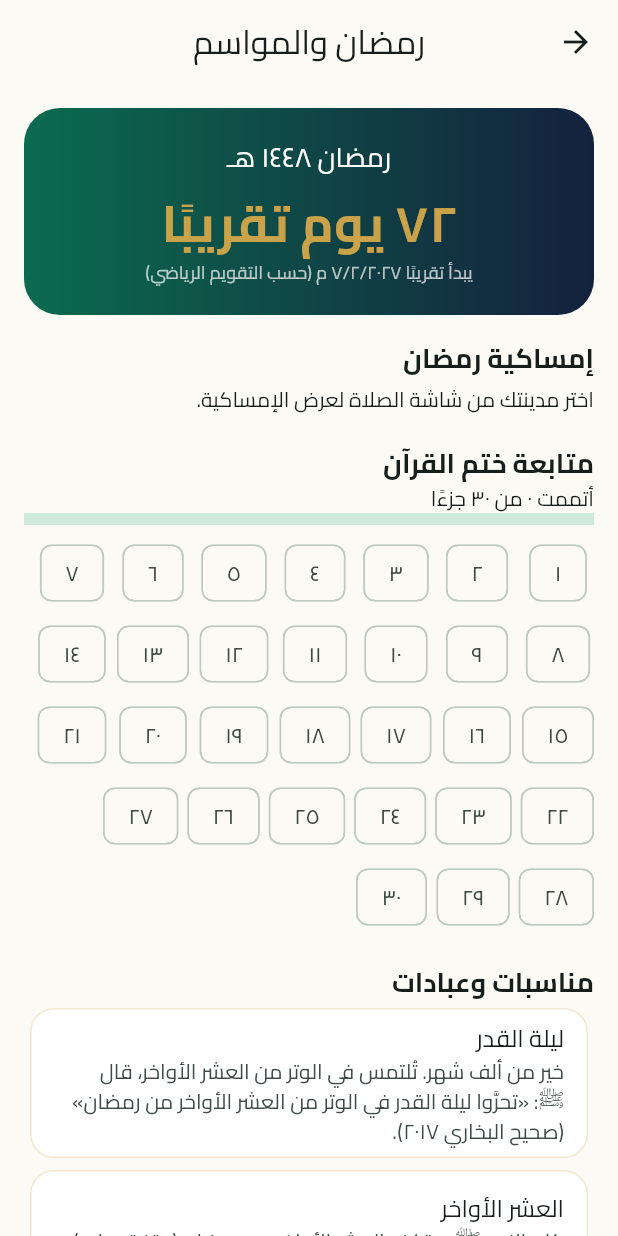
After one commit to ahmed-essam-88/islamic-life, a Flutter app: the RamadanScreen screen opened directly, on a phone screen of 412 x 824 dp. The commit adds this screen. Run offline on Flutter 3.47's test engine with Material 3 defaults, Android fonts, the phone set to English and light mode, and no system bars; our stand-ins replace adhan, flutter_compass, flutter_local_notifications, flutter_timezone, geolocator, hijri and 3 more; accounts and stored records are empty.

Commit message:
Ramadan, Seerah timeline, Fiqh sections

```diff
--- /dev/null
+++ b/lib/data/fiqh.dart
@@ -0,0 +1,86 @@
+class FiqhItem {
+  final String title, text, source;
+  const FiqhItem(this.title, this.text, this.source);
+}
+
+class FiqhTopic {
+  final String title;
+  final List<FiqhItem> items;
+  const FiqhTopic(this.title, this.items);
+}
+
+/// Where the madhhabs differ, the views are listed side by side and attributed.
+/// Not a fatwa. Not yet reviewed by a scholar.
+const fiqhTopics = <FiqhTopic>[
+  FiqhTopic('الطهارة والوضوء', [
+    FiqhItem('الماء الذي يُتطهَّر به', 'الماء الطهور هو الباقي على أصل خلقته. وإذا تغيّر أحد أوصافه (اللون أو الطعم أو الريح) بنجاسة صار نجسًا بالإجماع.', 'كتب الفقه المقارن (المغني لابن قدامة، باب المياه)'),
+    FiqhItem('النية في الوضوء', 'الجمهور (المالكية والشافعية والحنابلة) على أنها شرط أو ركن. والحنفية على أنها سنة وليست شرطًا لصحة الوضوء.', 'بداية المجتهد لابن رشد، كتاب الطهارة'),
+    FiqhItem('مسح الخفين', 'ثبت المسح على الخفين بالسنة المتواترة: للمقيم يوم وليلة وللمسافر ثلاثة أيام بلياليهن، بشرط لبسهما على طهارة.', 'صحيح مسلم (٢٧٦)، حديث علي رضي الله عنه'),
+  ]),
+  FiqhTopic('الغسل', [
+    FiqhItem('موجبات الغسل', 'الجنابة (خروج المني بشهوة أو الجماع)، والحيض، والنفاس، والموت للميت. وزاد بعض الفقهاء الإسلام لمن أسلم.', 'قال تعالى ﴿وَإِن كُنتُمْ جُنُبًا فَاطَّهَّرُوا﴾ [المائدة: ٦]'),
+    FiqhItem('صفته المجزئة', 'النية وتعميم البدن بالماء، ويدخل فيه المضمضة والاستنشاق عند الحنفية والحنابلة، وهما سنة عند المالكية والشافعية.', 'المغني، كتاب الطهارة، باب الغسل'),
+  ]),
+  FiqhTopic('التيمم', [
+    FiqhItem('متى يُشرع؟', 'عند عدم الماء أو العجز عن استعماله لمرض أو خوف ضرر. قال تعالى: ﴿فَلَمْ تَجِدُوا مَاءً فَتَيَمَّمُوا صَعِيدًا طَيِّبًا﴾ [المائدة: ٦].', 'سورة المائدة آية ٦، سورة النساء آية ٤٣'),
+    FiqhItem('صفته', 'ينوي، ويضرب بيديه على الصعيد الطيب (التراب أو ما في حكمه) ثم يمسح وجهه وكفيه. وعند الحنفية والشافعية ضربتان إلى المرفقين على المعتمد في مذهبيهما، وعند الحنابلة ضربة واحدة للوجه والكفين.', 'كتب الفقه المقارن، باب التيمم'),
+  ]),
+  FiqhTopic('الصلاة وشروطها وأركانها وسننها', [
+    FiqhItem('شروط الصلاة', 'الإسلام والعقل والتمييز، ودخول الوقت، والطهارة، وستر العورة، واستقبال القبلة، والنية.', 'الفقه الإسلامي وأدلته، وهبة الزحيلي'),
+    FiqhItem('أركان الصلاة', 'يتفق الفقهاء على: القيام للقادر، وتكبيرة الإحرام، والركوع، والسجود، والقعود الأخير. ويختلفون في بعض الأركان والواجبات، مثل قراءة الفاتحة (ركن عند الجمهور، وواجبة عند الحنفية) والتسليم.', 'بداية المجتهد، كتاب الصلاة'),
+    FiqhItem('السنن', 'مثل: رفع اليدين عند التكبير، ودعاء الاستفتاح، والتعوذ، والتأمين، وقراءة سورة بعد الفاتحة، وتسبيحات الركوع والسجود، والتورك أو الافتراش في التشهد على خلاف في الصفة.', 'كتب الفقه، باب سنن الصلاة'),
+    FiqhItem('سجود السهو', 'يُشرع لمن زاد في الصلاة أو نقص أو شك. وموضعه قبل السلام أو بعده تختلف فيه المذاهب، والأمر فيه واسع.', 'متفق عليه من حديث ابن مسعود وأبي هريرة'),
+  ]),
+  FiqhTopic('صلاة الجماعة', [
+    FiqhItem('حكمها', 'للفقهاء ثلاثة أقوال: سنة مؤكدة (الحنفية والمالكية)، وفرض عين (الحنابلة)، وفرض كفاية (المعتمد عند الشافعية). والجميع متفقون على فضلها العظيم.', 'قال ﷺ: «صلاة الجماعة تفضل صلاة الفذ بسبع وعشرين درجة» (متفق عليه)'),
+  ]),
+  FiqhTopic('صلاة الجمعة', [
+    FiqhItem('حكمها', 'فرض عين على الرجل المسلم البالغ العاقل المقيم. قال تعالى: ﴿إِذَا نُودِيَ لِلصَّلَاةِ مِن يَوْمِ الْجُمُعَةِ فَاسْعَوْا إِلَىٰ ذِكْرِ اللَّهِ﴾ [الجمعة: ٩].', 'سورة الجمعة آية ٩'),
+    FiqhItem('صفتها', 'خطبتان ثم ركعتان جهرًا. واختلف الفقهاء في العدد الذي تنعقد به الجمعة، وفي شرط المسجد الجامع.', 'بداية المجتهد، كتاب الجمعة'),
+  ]),
+  FiqhTopic('صلاة العيد', [
+    FiqhItem('حكمها', 'واجبة عند الحنفية، وسنة مؤكدة عند المالكية والشافعية، وفرض كفاية عند الحنابلة.', 'كتب الفقه المقارن، باب صلاة العيدين'),
+    FiqhItem('صفتها', 'ركعتان بلا أذان ولا إقامة، مع تكبيرات زائدة: سبع في الأولى وخمس في الثانية عند الجمهور، وست زوائد (ثلاث في كل ركعة) عند الحنفية. ثم خطبة بعد الصلاة.', 'بداية المجتهد، كتاب العيدين'),
+  ]),
+  FiqhTopic('صلاة الجنازة', [
+    FiqhItem('حكمها', 'فرض كفاية إذا قام بها بعض المسلمين سقط الإثم عن الباقين.', 'متفق عليه في الجملة'),
+    FiqhItem('صفتها', 'أربع تكبيرات بلا ركوع ولا سجود: بعد الأولى الفاتحة (عند الشافعية والحنابلة) أو الثناء (عند الحنفية)، وبعد الثانية الصلاة على النبي ﷺ، وبعد الثالثة الدعاء للميت، وبعد الرابعة دعاء ثم التسليم.', 'المغني، كتاب الجنائز'),
+  ]),
+  FiqhTopic('الصيام', [
+    FiqhItem('ما يفطّر', 'الأكل والشرب عمدًا، والجماع، والقيء عمدًا، والحيض والنفاس. ومن أكل أو شرب ناسيًا فصومه صحيح.', 'صحيح البخاري (١٩٣٣)، صحيح مسلم (١١٥٥)'),
+    FiqhItem('مسائل معاصرة', 'مثل الحقن والتحاليل وقطرات العين والبخاخ فيها اجتهادات متأخرة، فيُرجَع فيها إلى دار الإفتاء أو مجمع الفقه الإسلامي.', 'قرارات مجمع الفقه الإسلامي'),
+  ]),
+  FiqhTopic('الزكاة', [
+    FiqhItem('الأموال الزكوية', 'الذهب والفضة والنقود وعروض التجارة والأنعام السائمة والزروع والثمار. وتجب بشرط النصاب والحول (عدا الزروع والثمار).', 'قال تعالى ﴿خُذْ مِنْ أَمْوَالِهِمْ صَدَقَةً﴾ [التوبة: ١٠٣]'),
+    FiqhItem('مصارفها', 'ثمانية: الفقراء، والمساكين، والعاملون عليها، والمؤلفة قلوبهم، وفي الرقاب، والغارمون، وفي سبيل الله، وابن السبيل.', 'سورة التوبة آية ٦٠'),
+  ]),
+  FiqhTopic('الحج والعمرة', [
+    FiqhItem('حكم الحج', 'فرض مرة في العمر على المستطيع. قال تعالى: ﴿وَلِلَّهِ عَلَى النَّاسِ حِجُّ الْبَيْتِ مَنِ اسْتَطَاعَ إِلَيْهِ سَبِيلًا﴾ [آل عمران: ٩٧].', 'سورة آل عمران آية ٩٧'),
+    FiqhItem('أركان الحج', 'الإحرام، والوقوف بعرفة، وطواف الإفاضة، والسعي بين الصفا والمروة (ركن عند الجمهور، وواجب عند الحنفية).', 'بداية المجتهد، كتاب الحج'),
+    FiqhItem('أعمال العمرة', 'الإحرام من الميقات، والطواف، والسعي، والحلق أو التقصير. وحكم العمرة: سنة عند الحنفية والمالكية، وواجبة عند الشافعية والحنابلة.', 'المغني، كتاب الحج'),
+  ]),
+  FiqhTopic('المعاملات المالية', [
+    FiqhItem('الأصل في البيع', 'الحلّ بالتراضي. قال تعالى: ﴿وَأَحَلَّ اللَّهُ الْبَيْعَ وَحَرَّمَ الرِّبَا﴾ [البقرة: ٢٧٥] و﴿إِلَّا أَن تَكُونَ تِجَارَةً عَن تَرَاضٍ مِّنكُمْ﴾ [النساء: ٢٩].', 'سورة البقرة آية ٢٧٥، سورة النساء آية ٢٩'),
+    FiqhItem('الغرر', 'نهى النبي ﷺ عن بيع الغرر، وهو ما فيه جهالة أو مخاطرة كبيرة في المبيع أو الثمن.', 'صحيح مسلم (١٥١٣)'),
+    FiqhItem('مسائل معاصرة', 'البنوك والتأمين والعملات الرقمية والأسهم فيها اجتهادات وقرارات مجامع فقهية، فلا تُؤخذ من ملخص، بل من دار الإفتاء أو عالم موثوق.', 'قرارات مجمع الفقه الإسلامي الدولي'),
+  ]),
+  FiqhTopic('أحكام الأسرة', [
+    FiqhItem('أركان الزواج', 'الرضا من الزوجين، والإيجاب والقبول، والمهر. واشترط الجمهور الولي وشاهدين. وللحنفية في الولي للمرأة البالغة قول مختلف.', 'بداية المجتهد، كتاب النكاح'),
+    FiqhItem('الطلاق', 'الطلاق المشروع طلقة واحدة في طهر لم يجامع فيه، قال تعالى: ﴿فَطَلِّقُوهُنَّ لِعِدَّتِهِنَّ﴾ [الطلاق: ١]. وللقانون المدني في بلدك أحكام تنظيمية يجب مراعاتها.', 'سورة الطلاق آية ١'),
+    FiqhItem('النفقة والمعاشرة', 'قال تعالى: ﴿وَعَاشِرُوهُنَّ بِالْمَعْرُوفِ﴾ [النساء: ١٩]، وعلى الزوج نفقة زوجته وأولاده بالمعروف.', 'سورة النساء آية ١٩'),
+  ]),
+  FiqhTopic('أحكام الطعام والشراب', [
+    FiqhItem('المحرمات المنصوص عليها', 'الميتة والدم ولحم الخنزير وما أُهِلّ لغير الله به. وكذلك الخمر.', 'سورة المائدة آية ٣، سورة المائدة آية ٩٠'),
+    FiqhItem('طعام أهل الكتاب', 'أُحِلّ طعام أهل الكتاب وذبائحهم بشروط. قال تعالى: ﴿وَطَعَامُ الَّذِينَ أُوتُوا الْكِتَابَ حِلٌّ لَّكُمْ﴾ [المائدة: ٥]. وفي تفاصيل الذبح الحديث وأحوال اللحوم المستوردة اختلاف معاصر.', 'سورة المائدة آية ٥'),
+  ]),
+  FiqhTopic('أحكام اللباس', [
+    FiqhItem('ستر العورة', 'عورة الرجل من السرة إلى الركبة عند الجمهور. وعورة المرأة جميع بدنها أمام الأجانب، واختلف الفقهاء في الوجه والكفين.', 'قال تعالى ﴿وَلْيَضْرِبْنَ بِخُمُرِهِنَّ عَلَىٰ جُيُوبِهِنَّ﴾ [النور: ٣١]'),
+    FiqhItem('الذهب والحرير للرجال', 'ثبت النهي عن لبس الرجال الذهب والحرير الخالص، وأُبيح للنساء.', 'سنن أبي داود، سنن الترمذي (حديث صحيح)'),
+    FiqhItem('إسبال الثياب', 'الإسبال للخيلاء حرام بالاتفاق. وبغير خيلاء: مكروه عند الجمهور، وحرام عند آخرين.', 'صحيح البخاري، كتاب اللباس'),
+  ]),
+  FiqhTopic('أحكام الحياة اليومية', [
+    FiqhItem('آداب الطعام', 'التسمية، والأكل باليمين، والأكل مما يليك. قال ﷺ لغلام: «سمِّ الله وكُلْ بيمينك وكُلْ مما يليك».', 'متفق عليه (صحيح البخاري ٥٣٧٦)'),
+    FiqhItem('بر الوالدين', 'قال تعالى: ﴿وَقَضَىٰ رَبُّكَ أَلَّا تَعْبُدُوا إِلَّا إِيَّاهُ وَبِالْوَالِدَيْنِ إِحْسَانًا﴾ [الإسراء: ٢٣].', 'سورة الإسراء آية ٢٣'),
+    FiqhItem('إفشاء السلام', 'قال ﷺ: «أفشوا السلام بينكم».', 'صحيح مسلم (٥٤)'),
+  ]),
+];
--- /dev/null
+++ b/lib/screens/ramadan_seerah.dart
@@ -0,0 +1,179 @@
+import 'package:flutter/material.dart';
+import 'package:hijri/hijri_calendar.dart';
+import '../data/prayer.dart';
+import '../data/store.dart';
+import '../theme.dart';
+
+class RamadanScreen extends StatefulWidget {
+  const RamadanScreen({super.key});
+  @override
+  State<RamadanScreen> createState() => _RamadanScreenState();
+}
+
+class _RamadanScreenState extends State<RamadanScreen> {
+  Place? _place;
+  bool _loading = true;
+  @override
+  void initState() {
+    super.initState();
+    resolvePlace().then((p) => mounted ? setState(() { _place = p; _loading = false; }) : null);
+  }
+
+  @override
+  Widget build(BuildContext context) {
+    final h = HijriCalendar.now();
+    final cal = HijriCalendar();
+    var y = h.hYear;
+    var start = cal.hijriToGregorian(y, 9, 1);
+    final len = cal.getDaysInMonth(y, 9);
+    final inRamadan = h.hMonth == 9;
+    if (!inRamadan && DateTime.now().isAfter(start.add(Duration(days: len)))) {
+      y++;
+      start = cal.hijriToGregorian(y, 9, 1);
+    }
+    final daysLeft = start.difference(DateTime.now()).inDays + 1;
+    return Scaffold(
+      appBar: AppBar(title: const Text('رمضان والمواسم')),
+      body: ListView(padding: const EdgeInsets.all(16), children: [
+        Container(
+          padding: const EdgeInsets.all(20),
+          decoration: BoxDecoration(
+            gradient: const LinearGradient(colors: [emerald, navy]),
+            borderRadius: BorderRadius.circular(24),
+          ),
+          child: Column(children: [
+            Text(inRamadan ? 'نحن في شهر رمضان ${ar(h.hYear)} هـ' : 'رمضان ${ar(y)} هـ', style: const TextStyle(color: Colors.white, fontSize: 18)),
+            const SizedBox(height: 6),
+            Text(inRamadan ? 'اليوم ${ar(h.hDay)} من رمضان' : '${ar(daysLeft)} يوم تقريبًا', style: const TextStyle(color: gold, fontSize: 34, fontWeight: FontWeight.bold)),
+            if (!inRamadan) Text('يبدأ تقريبًا ${ar(start.day)}/${ar(start.month)}/${ar(start.year)} م (حسب التقويم الرياضي)', style: const TextStyle(color: Colors.white70, fontSize: 12)),
+          ]),
+        ),
+        const SizedBox(height: 16),
+        const Text('إمساكية رمضان', style: TextStyle(fontSize: 18, fontWeight: FontWeight.bold)),
+        const SizedBox(height: 4),
+        if (_loading) const Center(child: CircularProgressIndicator())
+        else if (_place == null) const Text('اختر مدينتك من شاشة الصلاة لعرض الإمساكية.')
+        else ...[
+          Text('${_place!.name} - الإمساك عند الفجر والإفطار عند المغرب. التواريخ الميلادية تقديرية حتى تثبت الرؤية.', style: Theme.of(context).textTheme.bodySmall),
+          const SizedBox(height: 8),
+          Table(
+            border: TableBorder.all(color: gold.withValues(alpha: 0.3)),
+            children: [
+              TableRow(decoration: BoxDecoration(color: emerald.withValues(alpha: 0.12)), children: const [
+                Padding(padding: EdgeInsets.all(8), child: Text('اليوم', textAlign: TextAlign.center)),
+                Padding(padding: EdgeInsets.all(8), child: Text('التاريخ', textAlign: TextAlign.center)),
+                Padding(padding: EdgeInsets.all(8), child: Text('الإمساك (الفجر)', textAlign: TextAlign.center)),
+                Padding(padding: EdgeInsets.all(8), child: Text('الإفطار (المغرب)', textAlign: TextAlign.center)),
+              ]),
+              for (var d = 0; d < len; d++) () {
+                final day = start.add(Duration(days: d));
+                final t = timesFor(_place!, day);
+                final today = inRamadan && h.hDay == d + 1;
+                return TableRow(decoration: today ? BoxDecoration(color: gold.withValues(alpha: 0.25)) : null, children: [
+                  Padding(padding: const EdgeInsets.all(6), child: Text(ar(d + 1), textAlign: TextAlign.center)),
+                  Padding(padding: const EdgeInsets.all(6), child: Text('${ar(day.day)}/${ar(day.month)}', textAlign: TextAlign.center)),
+                  Padding(padding: const EdgeInsets.all(6), child: Text(hm(t.fajr), textAlign: TextAlign.center)),
+                  Padding(padding: const EdgeInsets.all(6), child: Text(hm(t.maghrib), textAlign: TextAlign.center)),
+                ]);
+              }(),
+            ],
+          ),
+        ],
+        const SizedBox(height: 20),
+        const Text('متابعة ختم القرآن', style: TextStyle(fontSize: 18, fontWeight: FontWeight.bold)),
+        ListenableBuilder(
+          listenable: Store.i,
+          builder: (c, _) {
+            final done = [for (var j = 1; j <= 30; j++) if (Store.i.favDhikr.contains('j:$j')) j];
+            return Column(crossAxisAlignment: CrossAxisAlignment.start, children: [
+              Text('أتممت ${ar(done.length)} من ٣٠ جزءًا'),
+              LinearProgressIndicator(value: done.length / 30, minHeight: 8),
+              const SizedBox(height: 8),
+              Wrap(spacing: 6, runSpacing: 6, children: [
+                for (var j = 1; j <= 30; j++)
+                  FilterChip(
+                    label: Text(ar(j)),
+                    selected: done.contains(j),
+                    onSelected: (_) => Store.i.toggleFavDhikr('j:$j'),
+                  ),
+              ]),
+            ]);
+          },
+        ),
+        const SizedBox(height: 20),
+        const Text('مناسبات وعبادات', style: TextStyle(fontSize: 18, fontWeight: FontWeight.bold)),
+        for (final e in const [
+          ('ليلة القدر', 'خير من ألف شهر. تُلتمس في الوتر من العشر الأواخر، قال ﷺ: «تحرَّوا ليلة القدر في الوتر من العشر الأواخر من رمضان» (صحيح البخاري ٢٠١٧).'),
+          ('العشر الأواخر', 'كان النبي ﷺ يعتكف العشر الأواخر من رمضان (متفق عليه).'),
+          ('زكاة الفطر', 'صاع من طعام على كل مسلم، تُخرَج قبل صلاة العيد (صحيح البخاري ١٥٠٣). قدر الصاع بالجرامات ومقدارها نقدًا يُسأل فيه دار الإفتاء في بلدك.'),
+          ('عيد الفطر وعيد الأضحى', 'يُصلَّى العيد ويُكبَّر فيه. عيد الفطر في ١ شوال، وعيد الأضحى في ١٠ ذي الحجة.'),
+          ('يوم عرفة (٩ ذي الحجة)', 'يُستحب صيامه لغير الحاج، وفيه «يكفِّر السنة الماضية والباقية» (صحيح مسلم ١١٦٢).'),
+          ('العشر من ذي الحجة', 'قال ﷺ: «ما من أيام العمل الصالح فيها أحب إلى الله من هذه الأيام» يعني العشر (صحيح البخاري ٩٦٩).'),
+          ('الأشهر الحرم', 'ذو القعدة وذو الحجة والمحرم ورجب. قال تعالى: ﴿مِنْهَا أَرْبَعَةٌ حُرُمٌ﴾ [التوبة: ٣٦].'),
+          ('الصيام المستحب', 'الاثنين والخميس، والأيام البيض (١٣ و١٤ و١٥ من كل شهر هجري)، وست من شوال، وعاشوراء مع التاسع.'),
+        ])
+          Card(child: ListTile(title: Text(e.$1), subtitle: Text(e.$2))),
+        Text('المراجع: الصحيحان كما هو مذكور. المحتوى لم يُراجَع شرعيًا بعد.', style: Theme.of(context).textTheme.bodySmall),
+      ]),
+    );
+  }
+}
+
+class _Event {
+  final String when, title, detail;
+  const _Event(this.when, this.title, this.detail);
+}
+
+const _timeline = <_Event>[
+  _Event('نحو ٥٧١م (عام الفيل)', 'مولد النبي ﷺ', 'وُلد في مكة يتيمًا. يوم المولد المشهور ١٢ ربيع الأول، وفيه خلاف بين أهل السير.'),
+  _Event('نحو ٦١٠م (قبل الهجرة بـ١٣ سنة)', 'بدء الوحي', 'نزل جبريل عليه السلام بـ ﴿اقْرَأْ﴾ في غار حراء وللنبي ﷺ أربعون سنة.'),
+  _Event('٣ سنوات بعد البعثة', 'الجهر بالدعوة', 'أمره الله بإنذار عشيرته الأقربين.'),
+  _Event('٥ بعد البعثة', 'الهجرة إلى الحبشة', 'هاجر جماعة من الصحابة إلى النجاشي فرارًا بدينهم.'),
+  _Event('١٠ بعد البعثة', 'عام الحزن والطائف', 'وفاة أبي طالب وخديجة رضي الله عنها، ثم الخروج إلى الطائف.'),
+  _Event('١ هـ / ٦٢٢م', 'الهجرة إلى المدينة', 'بداية التقويم الهجري، وبناء المسجد النبوي والمؤاخاة بين المهاجرين والأنصار.'),
+  _Event('٢ هـ', 'غزوة بدر الكبرى', 'في ١٧ رمضان، وسُمّي يومها يوم الفرقان.'),
+  _Event('٣ هـ', 'غزوة أحد', 'في شوال، عند جبل أحد قرب المدينة.'),
+  _Event('٥ هـ', 'غزوة الخندق (الأحزاب)', 'حُفر الخندق حول المدينة بمشورة سلمان الفارسي رضي الله عنه.'),
+  _Event('٦ هـ', 'صلح الحديبية', 'صلح مع قريش وبيعة الرضوان.'),
+  _Event('٧ هـ', 'غزوة خيبر', 'فتح حصون خيبر.'),
+  _Event('٨ هـ', 'فتح مكة', 'في رمضان، ودخل النبي ﷺ مكة وعفا عن أهلها وطهّر الكعبة من الأصنام. وفي العام نفسه غزوة حنين.'),
+  _Event('٩ هـ', 'غزوة تبوك', 'آخر غزوات النبي ﷺ، وعام الوفود.'),
+  _Event('١٠ هـ', 'حجة الوداع', 'خطب ﷺ في عرفة، ونزل ﴿الْيَوْمَ أَكْمَلْتُ لَكُمْ دِينَكُمْ﴾ [المائدة: ٣].'),
+  _Event('١١ هـ', 'وفاة النبي ﷺ', 'في ١٢ ربيع الأول في المدينة، وعمره ثلاث وستون سنة.'),
+  _Event('١١ - ١٣ هـ', 'خلافة أبي بكر الصديق', 'حروب الردة وجمع القرآن في صحف.'),
+  _Event('١٣ - ٢٣ هـ', 'خلافة عمر بن الخطاب', 'فتوح الشام والعراق ومصر وفارس، ووضع التقويم الهجري.'),
+  _Event('٢٣ - ٣٥ هـ', 'خلافة عثمان بن عفان', 'جمع المصحف على رسم واحد ونسخه إلى الأمصار.'),
+  _Event('٣٥ - ٤٠ هـ', 'خلافة علي بن أبي طالب', 'آخر الخلفاء الراشدين.'),
+];
+
+class SeerahScreen extends StatelessWidget {
+  const SeerahScreen({super.key});
+  @override
+  Widget build(BuildContext context) => Scaffold(
+        appBar: AppBar(title: const Text('السيرة النبوية والخلفاء')),
+        body: ListView(padding: const EdgeInsets.all(16), children: [
+          for (var i = 0; i < _timeline.length; i++)
+            IntrinsicHeight(
+              child: Row(crossAxisAlignment: CrossAxisAlignment.stretch, children: [
+                Column(children: [
+                  Container(width: 14, height: 14, margin: const EdgeInsets.only(top: 6), decoration: const BoxDecoration(color: gold, shape: BoxShape.circle)),
+                  if (i < _timeline.length - 1) Expanded(child: Container(width: 2, color: gold.withValues(alpha: 0.4))),
+                ]),
+                const SizedBox(width: 12),
+                Expanded(
+                  child: Padding(
+                    padding: const EdgeInsets.only(bottom: 18),
+                    child: Column(crossAxisAlignment: CrossAxisAlignment.start, children: [
+                      Text(_timeline[i].when, style: const TextStyle(color: gold, fontWeight: FontWeight.bold)),
+                      Text(_timeline[i].title, style: const TextStyle(fontSize: 18, fontWeight: FontWeight.bold)),
+                      Text(_timeline[i].detail, style: const TextStyle(height: 1.7)),
+                    ]),
+                  ),
+                ),
+              ]),
+            ),
+          Text('مراجع: السيرة النبوية لابن هشام، الرحيق المختوم للمباركفوري، وصحيح البخاري (كتاب المغازي). بعض التواريخ بالميلادي تقريبية، وعدد من التفاصيل فيه خلاف بين أهل السير. المحتوى لم يُراجَع شرعيًا بعد. سيُوسَّع هذا القسم (الصحابة والعلماء والحضارة).',
+              style: Theme.of(context).textTheme.bodySmall),
+        ]),
+      );
+}
```
Also changed, not shown: lib/screens/fiqh_screens.dart (added, +56 -0 lines), lib/screens/more.dart (+8 -0 lines).
